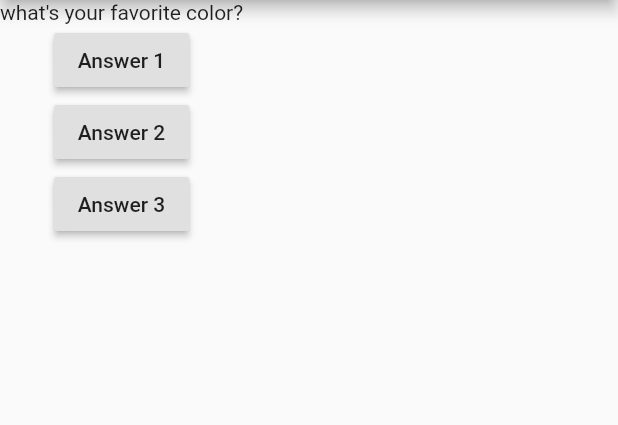
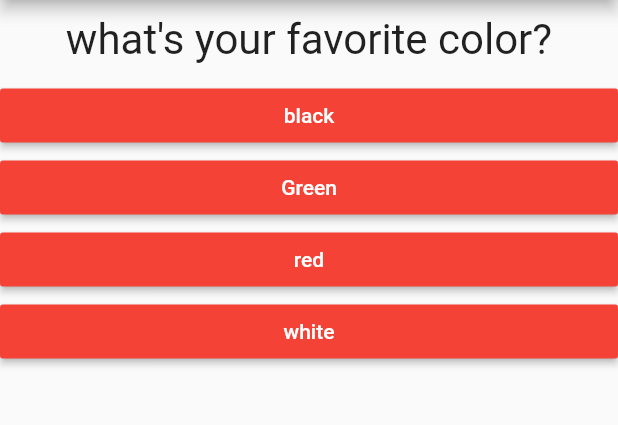
Before and after one commit to jithinvarghese/flutter_complete_guide, a Flutter app: the screen it shows after launch, on a phone screen of 412 x 824 dp, the part 84-509 px from its top. Run offline on Flutter 3.47's test engine with Material 2 defaults, Android fonts, the phone set to English and light mode, and no system bars.

```diff
--- /dev/null
+++ b/lib/answer.dart
@@ -0,0 +1,20 @@
+import 'package:flutter/material.dart';
+
+class Answer extends StatelessWidget {
+  final Function selectHandler;
+  final String answerText;
+
+  Answer(this.selectHandler, this.answerText);
+  @override
+  Widget build(BuildContext context) {
+    return Container(
+      width: double.infinity,
+      child: RaisedButton(
+        color: Colors.red,
+        textColor: Colors.white,
+        child: Text(answerText),
+        onPressed: selectHandler,
+      ),
+    );
+  }
+}
--- a/lib/main.dart
+++ b/lib/main.dart
@@ -1,4 +1,11 @@
+// import the pakagaes
 import 'package:flutter/material.dart';
+import 'package:flutter_complete_guide/result.dart';
+// import own files
+import './question.dart';
+import './answer.dart';
+import './quiz.dart';
+import './result.dart';
 
 void main() {
   runApp(MyApp());
@@ -8,48 +15,73 @@ class MyApp extends StatefulWidget {
   @override
   State<StatefulWidget> createState() {
     // TODO: implement createState
-    return MyAppState();
+    return _MyAppState();
   }
 }
 
-class MyAppState extends State<MyApp> {
-  var questionindex = 0;
+class _MyAppState extends State<MyApp> {
+  var _questionindex =
+      0; //_ means private propoerty which can be acessible inside this file .
+  var _totalScore = 0;
+  final _questions = const [
+    {
+      "questionText": "what's your favorite color?",
+      "answers": [
+        {"text": "black", "score": 10},
+        {"text": "Green", "score": 8},
+        {"text": "red", "score": 6},
+        {"text": "white", "score": 4}
+      ],
+    },
+    {
+      "questionText": "whats's your favorite animal?",
+      "answers": [
+        {"text": "cat", "score": 20},
+        {"text": "dog", "score": 30},
+        {"text": "cow", "score": 25},
+        {"text": "fish", "score": 10}
+      ],
+    },
+    {
+      "questionText": "whats's your favorite Bird?",
+      "answers": [
+        {"text": "peakoke", "score": 2},
+        {"text": "eva", "score": 3},
+        {"text": "parrot", "score": 5},
+        {"text": "crow", "score": 1}
+      ],
+    }
+  ];
 
-  void answerQuestion() {
+  void _answerQuestion(int score) {
+    _totalScore += score;
+
     setState(() {
-      questionindex = questionindex + 1;
+      _questionindex = _questionindex + 1;
     });
-    print(questionindex);
+    print(_questionindex);
+
+    if (_questionindex < _questions.length) {
+      print("we have more questions!");
+    } else {
+      print("No More Questions");
+    }
   }
 
   @override
   Widget build(BuildContext context) {
-    var questions = [
-      "what's your favorite color?",
-      "whats's your favorite animal?"
-    ];
+    // map class withkey value pairs
     return MaterialApp(
       home: Scaffold(
         appBar: AppBar(
           title: Text("Quiz App"),
         ),
-        body: Column(
-          children: [
-            Text(questions.elementAt(questionindex)),
-            RaisedButton(
-              child: Text("Answer 1"),
-              onPressed: answerQuestion,
-            ),
-            RaisedButton(
-              child: Text("Answer 2"),
-              onPressed: answerQuestion,
-            ),
-            RaisedButton(
-              child: Text("Answer 3"),
-              onPressed: answerQuestion,
-            )
-          ],
-        ),
+        body: _questionindex < _questions.length
+            ? Quiz(
+                answerQuestions: _answerQuestion,
+                questionIndex: _questionindex,
+                questions: _questions)
+            : Result(_totalScore),
       ),
     );
   }
--- /dev/null
+++ b/lib/question.dart
@@ -0,0 +1,21 @@
+import 'package:flutter/material.dart';
+
+class Question extends StatelessWidget {
+  // final says this value doesnt chnages
+  final String questionText;
+
+  //positional argument
+  Question(this.questionText);
+  @override
+  Widget build(BuildContext context) {
+    return Container(
+      width: double.infinity,
+      margin: EdgeInsets.all(10),
+      child: Text(
+        questionText,
+        style: TextStyle(fontSize: 28),
+        textAlign: TextAlign.center,
+      ),
+    );
+  }
+}
--- /dev/null
+++ b/lib/quiz.dart
@@ -0,0 +1,34 @@
+import 'package:flutter/widgets.dart';
+
+import 'package:flutter/material.dart';
+import './question.dart';
+import './answer.dart';
+
+class Quiz extends StatelessWidget {
+  final List<Map<String, Object>> questions;
+  final Function answerQuestions;
+  final int questionIndex;
+
+  Quiz(
+      {@required this.questions,
+      @required this.answerQuestions,
+      @required this.questionIndex});
+
+  @override
+  Widget build(BuildContext context) {
+    return Column(
+      children: [
+        Question(
+          // [] used for mention the key valiues
+          questions[questionIndex]["questionText"],
+        ),
+//here wrapping into say it list
+// ... is soread opertord it will pull all the values in the list,to other list
+        ...(questions[questionIndex]["answers"] as List<Map<String, Object>>)
+            .map((answer) {
+          return Answer(() => answerQuestions(answer["score"]), answer["text"]);
+        }).toList()
+      ],
+    );
+  }
+}
--- /dev/null
+++ b/lib/result.dart
@@ -0,0 +1,31 @@
+import 'package:flutter/material.dart';
+
+class Result extends StatelessWidget {
+  final int resultScore;
+  Result(this.resultScore);
+
+  String get resultPhrase {
+    var resultText = "You did it";
+
+    if (resultScore <= 10) {
+      resultText = "you are awsome and innocent";
+    } else if (resultScore <= 20) {
+      resultText = "Pretty likable";
+    } else if (resultScore < 25) {
+      resultText = "you are mad ";
+    } else {
+      resultText = "You are bad ass";
+    }
+    return resultText;
+  }
+
+  @override
+  Widget build(BuildContext context) {
+    return Center(
+      child: Text(
+        resultPhrase,
+        style: TextStyle(fontSize: 36, fontWeight: FontWeight.bold),
+      ),
+    );
+  }
+}
```
